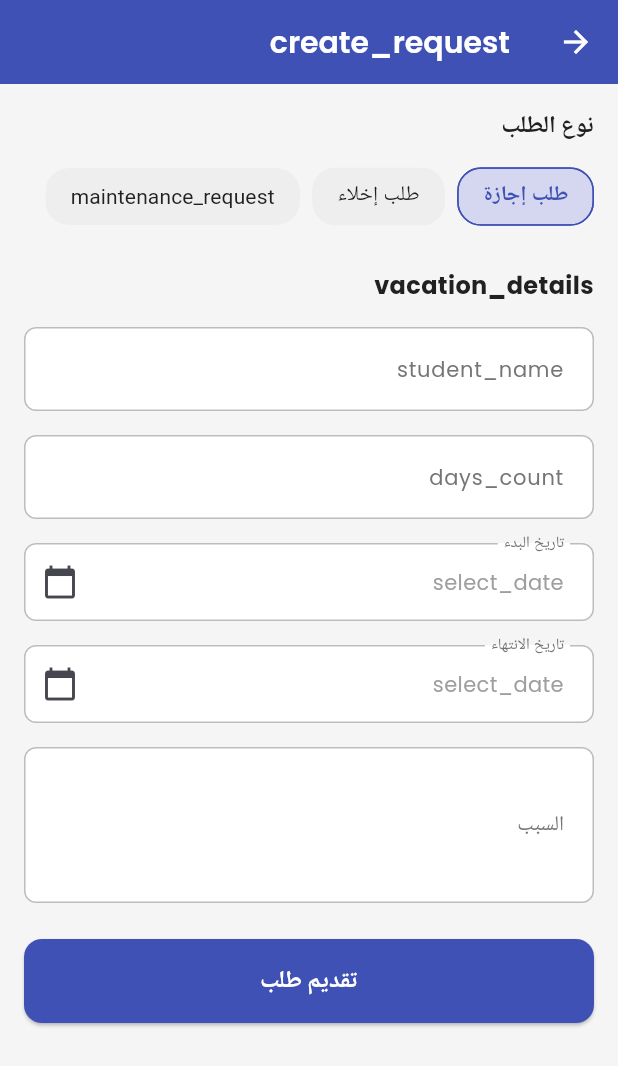
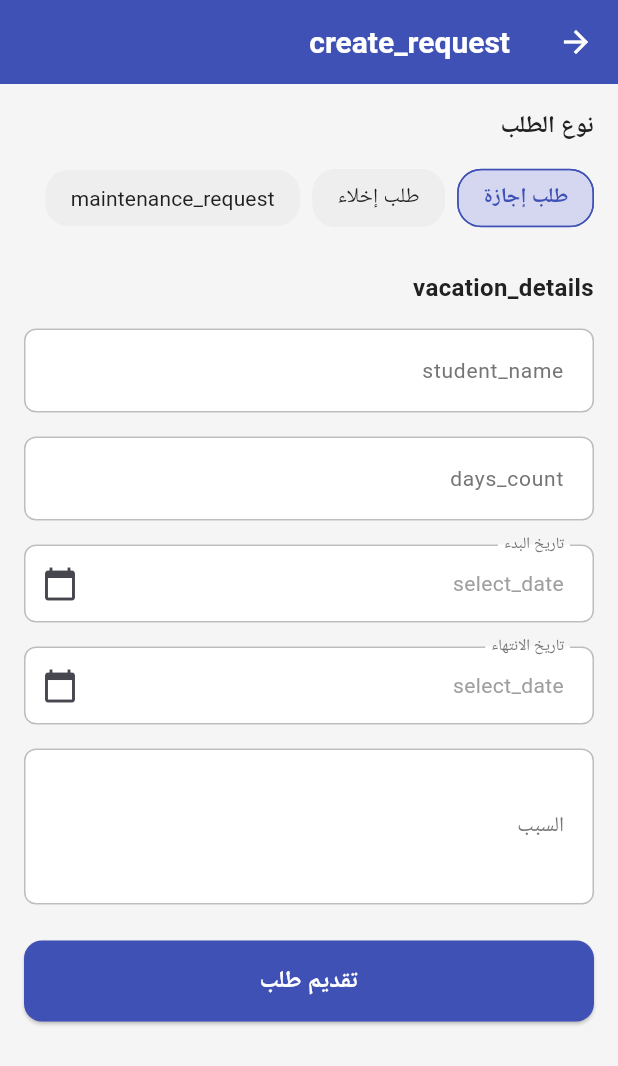
Before and after one commit to ahmedmohammedattasalman/Arish-university-housing, a Flutter app: the CreateRequestScreen screen opened directly, on a phone screen of 412 x 824 dp. Shown: the top 1066 px of the screen. Run offline on Flutter 3.47's test engine with Material 3 defaults, Android fonts, the light colour scheme and no system bars; our stand-ins replace animate_do, shared_preferences, supabase_flutter; accounts and stored records are empty.

Commit message:
repair fonts

```diff
--- a/lib/core/theme/app_theme.dart
+++ b/lib/core/theme/app_theme.dart
@@ -1,5 +1,6 @@
 import 'package:flutter/material.dart';
-import 'package:google_fonts/google_fonts.dart';
+// import 'package:google_fonts/google_fonts.dart';
+import 'font_helper.dart';
 
 class AppTheme {
   // Colors
@@ -22,58 +23,76 @@ class AppTheme {
   static const Color restaurantColor = Color(0xFFFF5722); // Deep orange
 
   // Text Styles
-  static TextStyle get headlineLarge => GoogleFonts.poppins(
+  static TextStyle get headlineLarge => FontHelper.withFallback(
+        FontHelper.poppins(
           fontSize: 28,
           fontWeight: FontWeight.bold,
           color: textPrimaryColor,
+        ),
       );
 
-  static TextStyle get headlineMedium => GoogleFonts.poppins(
+  static TextStyle get headlineMedium => FontHelper.withFallback(
+        FontHelper.poppins(
           fontSize: 24,
           fontWeight: FontWeight.bold,
           color: textPrimaryColor,
+        ),
       );
 
-  static TextStyle get headlineSmall => GoogleFonts.poppins(
+  static TextStyle get headlineSmall => FontHelper.withFallback(
+        FontHelper.poppins(
           fontSize: 20,
           fontWeight: FontWeight.w600,
           color: textPrimaryColor,
+        ),
       );
 
-  static TextStyle get titleLarge => GoogleFonts.poppins(
+  static TextStyle get titleLarge => FontHelper.withFallback(
+        FontHelper.poppins(
           fontSize: 18,
           fontWeight: FontWeight.w600,
           color: textPrimaryColor,
+        ),
       );
 
-  static TextStyle get titleMedium => GoogleFonts.poppins(
+  static TextStyle get titleMedium => FontHelper.withFallback(
+        FontHelper.poppins(
           fontSize: 16,
           fontWeight: FontWeight.w500,
           color: textPrimaryColor,
+        ),
       );
 
-  static TextStyle get bodyLarge => GoogleFonts.poppins(
+  static TextStyle get bodyLarge => FontHelper.withFallback(
+        FontHelper.poppins(
           fontSize: 16,
           fontWeight: FontWeight.normal,
           color: textPrimaryColor,
+        ),
       );
 
-  static TextStyle get bodyMedium => GoogleFonts.poppins(
+  static TextStyle get bodyMedium => FontHelper.withFallback(
+        FontHelper.poppins(
           fontSize: 14,
           fontWeight: FontWeight.normal,
           color: textPrimaryColor,
+        ),
       );
 
-  static TextStyle get bodySmall => GoogleFonts.poppins(
+  static TextStyle get bodySmall => FontHelper.withFallback(
+        FontHelper.poppins(
           fontSize: 12,
           fontWeight: FontWeight.normal,
           color: textSecondaryColor,
+        ),
       );
 
-  static TextStyle get buttonText => GoogleFonts.poppins(
+  static TextStyle get buttonText => FontHelper.withFallback(
+        FontHelper.poppins(
           fontSize: 16,
           fontWeight: FontWeight.w600,
           color: Colors.white,
+        ),
       );
 
   // ThemeData
--- /dev/null
+++ b/lib/core/theme/font_helper.dart
@@ -0,0 +1,78 @@
+import 'package:flutter/material.dart';
+import 'package:flutter/foundation.dart';
+
+/// A helper class to provide consistent font handling across platforms
+class FontHelper {
+  /// Get a TextStyle with the Poppins font family
+  static TextStyle poppins({
+    double fontSize = 14.0,
+    FontWeight fontWeight = FontWeight.normal,
+    Color? color,
+    double? height,
+    TextDecoration? decoration,
+    Color? decorationColor,
+    TextDecorationStyle? decorationStyle,
+    double? decorationThickness,
+    FontStyle? fontStyle,
+    List<Shadow>? shadows,
+  }) {
+    return TextStyle(
+      fontFamily: 'Poppins',
+      fontSize: fontSize,
+      fontWeight: fontWeight,
+      color: color,
+      height: height,
+      decoration: decoration,
+      decorationColor: decorationColor,
+      decorationStyle: decorationStyle,
+      decorationThickness: decorationThickness,
+      fontStyle: fontStyle,
+      shadows: shadows,
+    );
+  }
+
+  /// Get a TextStyle with the Roboto font family
+  static TextStyle roboto({
+    double fontSize = 14.0,
+    FontWeight fontWeight = FontWeight.normal,
+    Color? color,
+    double? height,
+    TextDecoration? decoration,
+    Color? decorationColor,
+    TextDecorationStyle? decorationStyle,
+    double? decorationThickness,
+    FontStyle? fontStyle,
+    List<Shadow>? shadows,
+  }) {
+    return TextStyle(
+      fontFamily: 'Roboto',
+      fontSize: fontSize,
+      fontWeight: fontWeight,
+      color: color,
+      height: height,
+      decoration: decoration,
+      decorationColor: decorationColor,
+      decorationStyle: decorationStyle,
+      decorationThickness: decorationThickness,
+      fontStyle: fontStyle,
+      shadows: shadows,
+    );
+  }
+
+  /// Create a fallback font stack for web platforms
+  static TextStyle withFallback(TextStyle style) {
+    if (kIsWeb) {
+      // Add system font fallbacks for web platform
+      return style.copyWith(
+        fontFamilyFallback: [
+          'Segoe UI',
+          'Roboto',
+          'Helvetica Neue',
+          'Arial',
+          'sans-serif',
+        ],
+      );
+    }
+    return style;
+  }
+}
--- a/lib/features/student/screens/student_dashboard.dart
+++ b/lib/features/student/screens/student_dashboard.dart
@@ -135,6 +135,7 @@ class _StudentHomePageState extends State<StudentHomePage>
 
       if (userId != null) {
         final profile = await _supabaseService.getUserProfile(userId);
+        if (mounted) {
           if (profile != null && profile['full_name'] != null) {
             setState(() {
               _username = profile['full_name'];
@@ -146,17 +147,20 @@ class _StudentHomePageState extends State<StudentHomePage>
               _isLoading = false;
             });
           }
-      } else {
+        }
+      } else if (mounted) {
         setState(() {
           _username = 'student'.tr(context);
           _isLoading = false;
         });
       }
     } catch (e) {
+      if (mounted) {
         setState(() {
           _username = 'student'.tr(context);
           _isLoading = false;
         });
+      }
     }
   }
 
```
Also changed, not shown: lib/features/supervisor/screens/request_approval_screen.dart (+28 -1 lines), lib/features/supervisor/screens/request_detail_screen.dart (+24 -53 lines), lib/main.dart (+56 -0 lines), pubspec.yaml (+0 -20 lines), assets/fonts/Poppins-Bold.ttf (added), assets/fonts/Poppins-Medium.ttf (added), assets/fonts/Poppins-Regular.ttf (added), assets/fonts/Poppins-SemiBold.ttf (added), assets/fonts/Roboto-Regular.ttf (added), 1 other file. Lines whose indentation alone changed are shown as unchanged.
